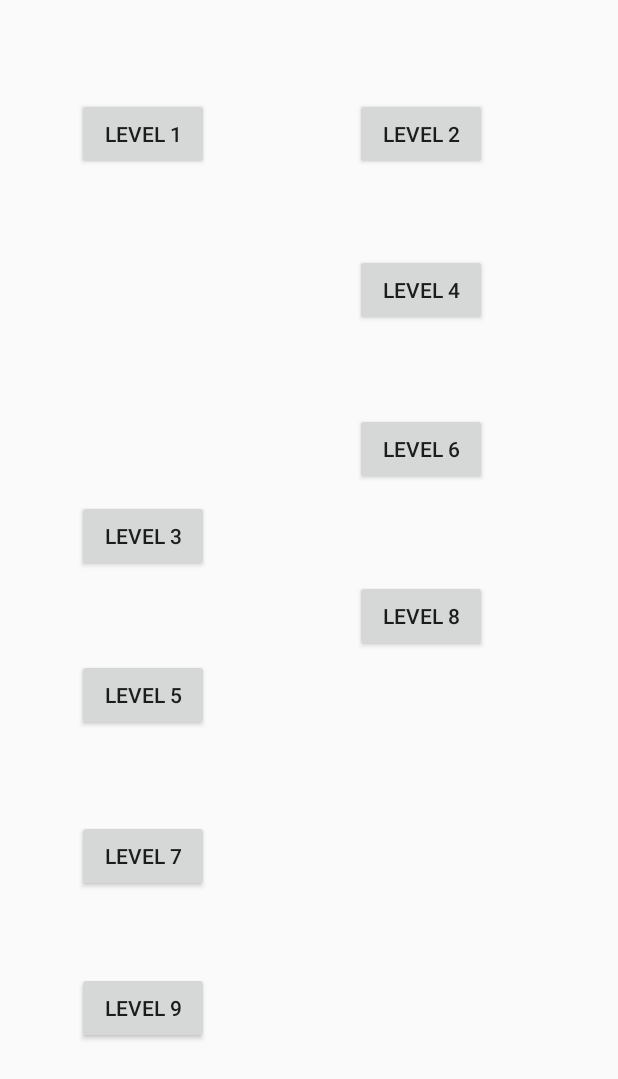
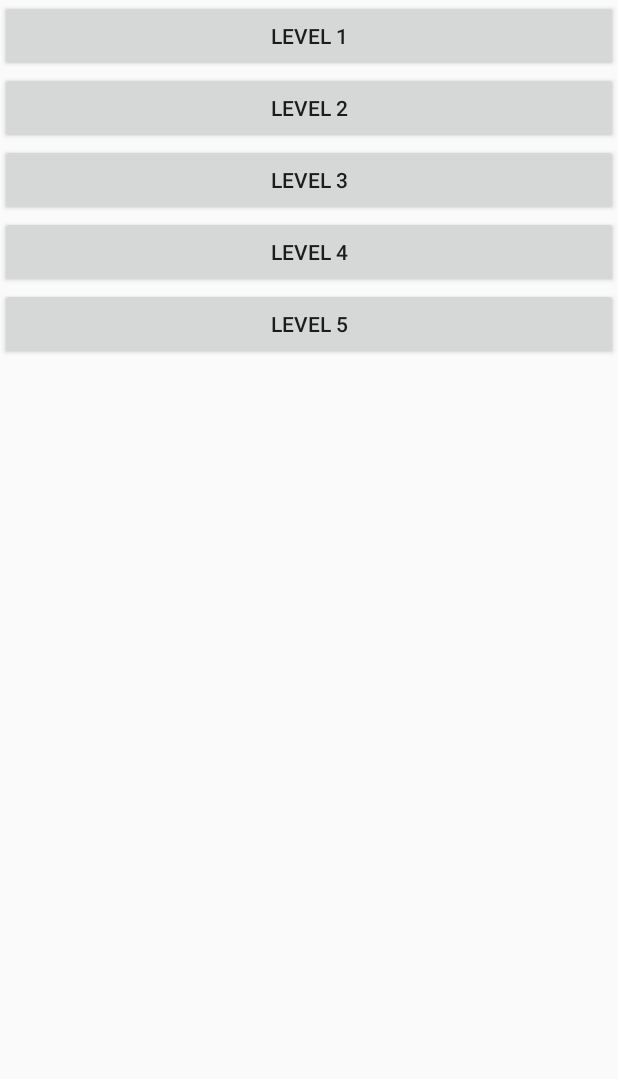
Before and after one commit to juhipark/guXgu, an Android app: the LevelSelectActivity screen opened directly, with no data from a screen before it, on a phone screen of 412 x 824 dp. Shown: the top 1079 px of the screen. Run offline under Robolectric (Android 15) with nearby library versions, the phone set to English and light mode, and no system bars; pictures from the network do not load.

Commit message:
Enalbed dynamic buttons on levelselection activity

```diff
--- a/app/src/main/java/comguguxmathguxgu/httpsgithub/guxgu/LevelSelectActivity.java
+++ b/app/src/main/java/comguguxmathguxgu/httpsgithub/guxgu/LevelSelectActivity.java
@@ -7,10 +7,13 @@ import android.support.v7.app.AppCompatActivity;
 import android.os.Bundle;
 import android.view.View;
 import android.widget.Button;
+import android.widget.LinearLayout;
+import android.widget.Toast;
 
 import static android.R.attr.level;
 
 public class LevelSelectActivity extends AppCompatActivity {
+LinearLayout parent;
 
     private static SoundPool mSoundPool;
     private static int buttonClinkSound;
@@ -20,46 +23,34 @@ public class LevelSelectActivity extends AppCompatActivity {
         super.onCreate(savedInstanceState);
         setContentView(R.layout.activity_level_select);
 
+
+        int iNumberOfButtons =  5; // what ever number was passed from user profile;
+        Button[] dynamicButtons = new Button[iNumberOfButtons];
+
+        parent = (LinearLayout) findViewById(R.id.ll_parent);
+
+
+        for (int i = 0; i < iNumberOfButtons; i++) {
+
+            dynamicButtons[i] = new Button(LevelSelectActivity.this);
+            dynamicButtons[i].setText("Level " + (i+1));
+            dynamicButtons[i].setId(i);
+
+            parent.addView(dynamicButtons[i]);
+            final int index = i;
+            dynamicButtons[i].setOnClickListener(new View.OnClickListener() {
+                @Override
+                public void onClick(View view) {
+
+                    play(index+1);
+                }
+            });
+
+        }
+
         mSoundPool = new SoundPool(1, AudioManager.STREAM_MUSIC, 0);
         buttonClinkSound = mSoundPool.load(getApplicationContext(), R.raw.button_click, 1);
 
-    }
-
-    public void onLevel1Clicked(View v){
-        play(1);
-    }
-
-    public void onLevel2Clicked(View v){
-        play(2);
-    }
-
-    public void onLevel3Clicked(View v){
-        play(3);
-    }
-
-    public void onLevel4Clicked(View v){
-        play(4);
-    }
-
-    public void onLevel5Clicked(View v){
-        play(5);
-    }
-
-    public void onLevel6Clicked(View v){
-        play(6);
-    }
-
-    public void onLevel7Clicked(View v){
-        play(7);
-    }
-
-    public void onLevel8Clicked(View v){
-        play(8);
-    }
-
-    public void onLevel9Clicked(View v){
-
-        play(9);
     }
 
     public void clickSound()
@@ -75,6 +66,4 @@ public class LevelSelectActivity extends AppCompatActivity {
         startActivity(intent);
     }
 
-
-
 }
--- a/app/src/main/res/layout/activity_level_select.xml
+++ b/app/src/main/res/layout/activity_level_select.xml
@@ -7,128 +7,13 @@
     android:layout_height="match_parent"
     tools:context="comguguxmathguxgu.httpsgithub.guxgu.LevelSelectActivity">
 
-    <Button
-        android:id="@+id/level1"
-        android:onClick="onLevel1Clicked"
-        android:layout_width="wrap_content"
-        android:layout_height="wrap_content"
-        android:text="level 1"
-        tools:layout_constraintTop_creator="1"
-        tools:layout_constraintRight_creator="1"
-        tools:layout_constraintBottom_creator="1"
-        app:layout_constraintBottom_toBottomOf="@+id/level2"
-        app:layout_constraintRight_toRightOf="@+id/level3"
-        tools:layout_constraintLeft_creator="1"
-        app:layout_constraintLeft_toLeftOf="@+id/level3"
-        app:layout_constraintTop_toTopOf="@+id/level2"/>
+    <LinearLayout
+        android:id="@+id/ll_parent"
+        android:orientation="vertical"
+        android:layout_width="match_parent"
+        android:layout_height="wrap_content">
 
-    <Button
-        android:id="@+id/level2"
-        android:onClick="onLevel2Clicked"
-        android:layout_width="wrap_content"
-        android:layout_height="wrap_content"
-        android:text="level 2"
-        tools:layout_constraintTop_creator="1"
-        tools:layout_constraintRight_creator="1"
-        android:layout_marginEnd="87dp"
-        app:layout_constraintRight_toRightOf="parent"
-        android:layout_marginTop="65dp"
-        app:layout_constraintTop_toTopOf="parent"/>
 
-    <Button
-        android:id="@+id/level3"
-        android:onClick="onLevel3Clicked"
-        android:layout_width="wrap_content"
-        android:layout_height="wrap_content"
-        android:text="level 3"
-        tools:layout_constraintBottom_creator="1"
-        app:layout_constraintBottom_toTopOf="@+id/level5"
-        android:layout_marginStart="51dp"
-        tools:layout_constraintLeft_creator="1"
-        android:layout_marginBottom="58dp"
-        app:layout_constraintLeft_toLeftOf="parent"/>
+    </LinearLayout>
 
-    <Button
-        android:id="@+id/level4"
-        android:onClick="onLevel4Clicked"
-        android:layout_width="wrap_content"
-        android:layout_height="wrap_content"
-        android:text="level 4"
-        tools:layout_constraintTop_creator="1"
-        tools:layout_constraintRight_creator="1"
-        app:layout_constraintRight_toRightOf="@+id/level2"
-        android:layout_marginTop="56dp"
-        app:layout_constraintTop_toBottomOf="@+id/level2"
-        tools:layout_constraintLeft_creator="1"
-        app:layout_constraintLeft_toLeftOf="@+id/level2"/>
-
-    <Button
-        android:id="@+id/level5"
-        android:onClick="onLevel5Clicked"
-        android:layout_width="wrap_content"
-        android:layout_height="wrap_content"
-        android:text="level 5"
-        tools:layout_constraintRight_creator="1"
-        tools:layout_constraintBottom_creator="1"
-        app:layout_constraintBottom_toTopOf="@+id/level7"
-        app:layout_constraintRight_toRightOf="@+id/level3"
-        tools:layout_constraintLeft_creator="1"
-        android:layout_marginBottom="59dp"
-        app:layout_constraintLeft_toLeftOf="@+id/level3"/>
-
-    <Button
-        android:id="@+id/level6"
-        android:onClick="onLevel6Clicked"
-        android:layout_width="wrap_content"
-        android:layout_height="wrap_content"
-        android:text="level 6"
-        tools:layout_constraintTop_creator="1"
-        tools:layout_constraintRight_creator="1"
-        app:layout_constraintRight_toRightOf="@+id/level4"
-        android:layout_marginTop="58dp"
-        app:layout_constraintTop_toBottomOf="@+id/level4"
-        tools:layout_constraintLeft_creator="1"
-        app:layout_constraintLeft_toLeftOf="@+id/level4"/>
-
-    <Button
-        android:id="@+id/level7"
-        android:onClick="onLevel7Clicked"
-        android:layout_width="wrap_content"
-        android:layout_height="wrap_content"
-        android:text="level 7"
-        tools:layout_constraintRight_creator="1"
-        tools:layout_constraintBottom_creator="1"
-        app:layout_constraintBottom_toTopOf="@+id/level9"
-        app:layout_constraintRight_toRightOf="@+id/level5"
-        tools:layout_constraintLeft_creator="1"
-        android:layout_marginBottom="53dp"
-        app:layout_constraintLeft_toLeftOf="@+id/level5"/>
-
-    <Button
-        android:id="@+id/level8"
-        android:onClick="onLevel8Clicked"
-        android:layout_width="wrap_content"
-        android:layout_height="wrap_content"
-        android:text="level 8"
-        tools:layout_constraintTop_creator="1"
-        tools:layout_constraintRight_creator="1"
-        app:layout_constraintRight_toRightOf="@+id/level6"
-        android:layout_marginTop="63dp"
-        app:layout_constraintTop_toBottomOf="@+id/level6"
-        tools:layout_constraintLeft_creator="1"
-        app:layout_constraintLeft_toLeftOf="@+id/level6"/>
-
-    <Button
-        android:id="@+id/level9"
-        android:onClick="onLevel9Clicked"
-        android:layout_width="wrap_content"
-        android:layout_height="wrap_content"
-        android:text="level 9"
-        tools:layout_constraintRight_creator="1"
-        tools:layout_constraintBottom_creator="1"
-        app:layout_constraintBottom_toBottomOf="parent"
-        app:layout_constraintRight_toRightOf="@+id/level7"
-        tools:layout_constraintLeft_creator="1"
-        android:layout_marginBottom="128dp"
-        app:layout_constraintLeft_toLeftOf="@+id/level7"/>
 </android.support.constraint.ConstraintLayout>
```
